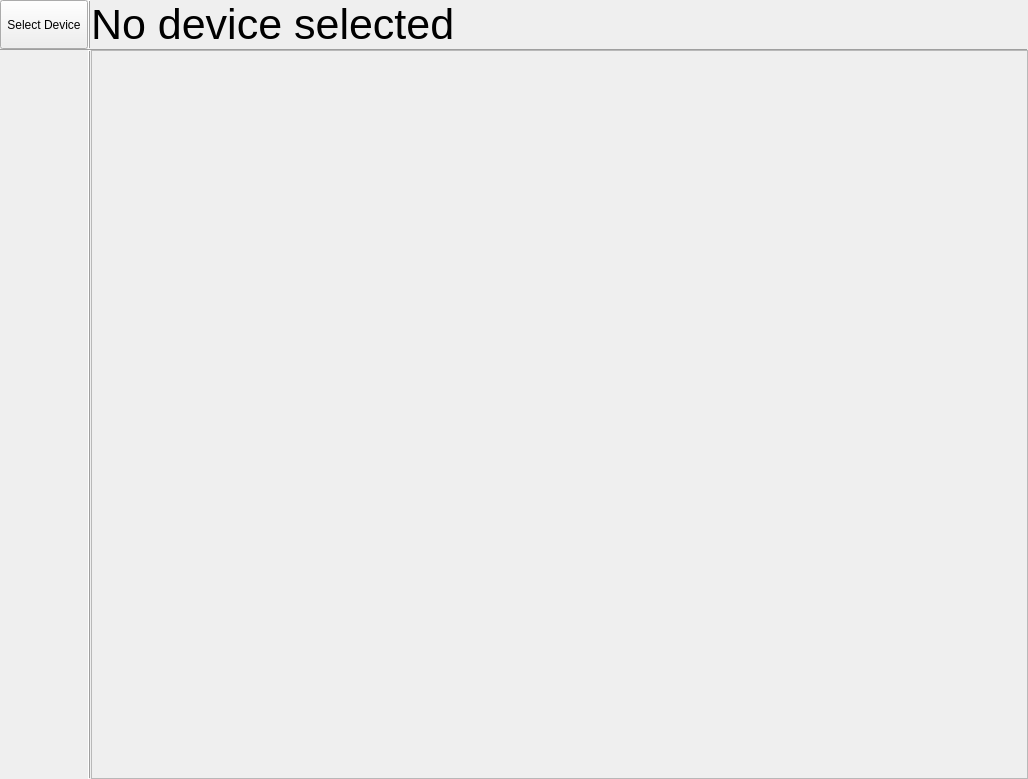
This is hidviz/src/Window.ui in hidviz/hidviz as Qt 5 draws it before an edit. The edited form follows.
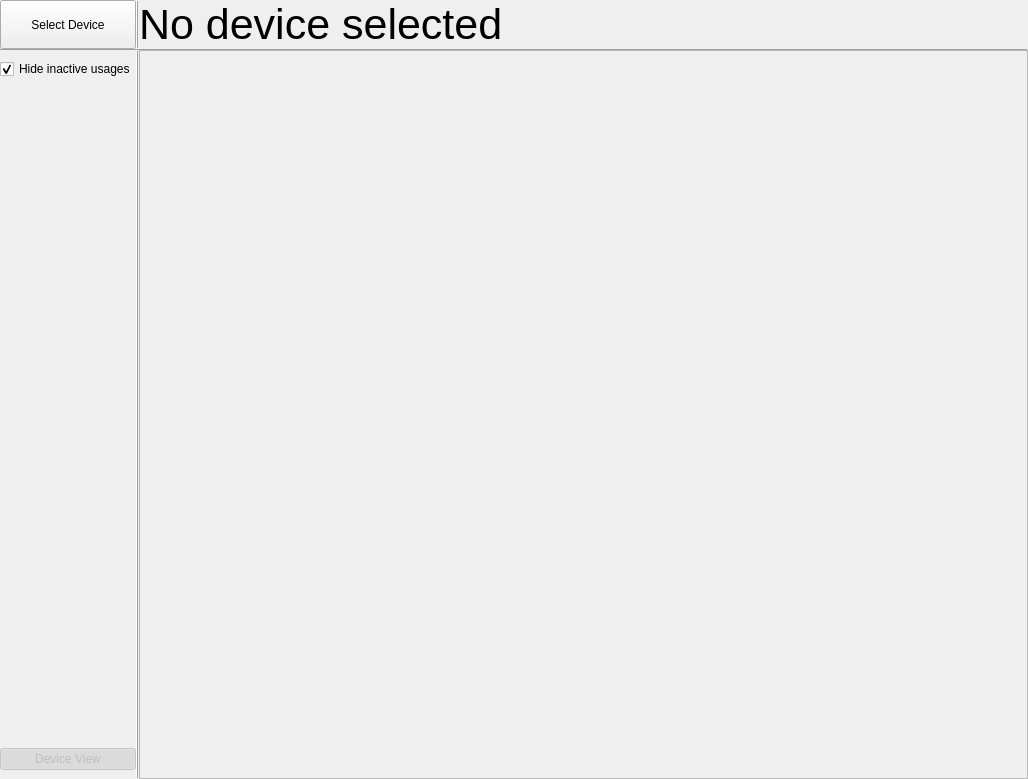
This is the edited form. Icons and pictures are not drawn.

Commit message: Add settings panel and hide inactive usages button

```diff
--- a/hidviz/src/Window.ui
+++ b/hidviz/src/Window.ui
@@ -112,9 +112,6 @@
      </property>
     </widget>
    </item>
-   <item row="2" column="0">
-    <layout class="QVBoxLayout" name="menuLayout"/>
-   </item>
    <item row="1" column="0" colspan="3">
     <widget class="QFrame" name="vSeparator">
      <property name="maximumSize">
@@ -156,6 +153,57 @@
      </property>
     </widget>
    </item>
+   <item row="2" column="0">
+    <widget class="QWidget" name="menu" native="true">
+     <layout class="QVBoxLayout" name="verticalLayout">
+      <property name="leftMargin">
+       <number>0</number>
+      </property>
+      <property name="rightMargin">
+       <number>0</number>
+      </property>
+      <item>
+       <widget class="QCheckBox" name="showAllUsages">
+        <property name="text">
+         <string>Hide inactive usages</string>
+        </property>
+        <property name="checked">
+         <bool>true</bool>
+        </property>
+       </widget>
+      </item>
+      <item>
+       <spacer name="verticalSpacer">
+        <property name="orientation">
+         <enum>Qt::Vertical</enum>
+        </property>
+        <property name="sizeHint" stdset="0">
+         <size>
+          <width>20</width>
+          <height>40</height>
+         </size>
+        </property>
+       </spacer>
+      </item>
+      <item>
+       <widget class="QPushButton" name="deviceViewButton">
+        <property name="enabled">
+         <bool>false</bool>
+        </property>
+        <property name="text">
+         <string>Device View</string>
+        </property>
+        <property name="checkable">
+         <bool>true</bool>
+        </property>
+        <property name="checked">
+         <bool>true</bool>
+        </property>
+       </widget>
+      </item>
+     </layout>
+    </widget>
+   </item>
   </layout>
  </widget>
  <resources>
```
Left out of the diff: 4 changed lines with no effect on the pictures. The commit also changes 7 other files.
